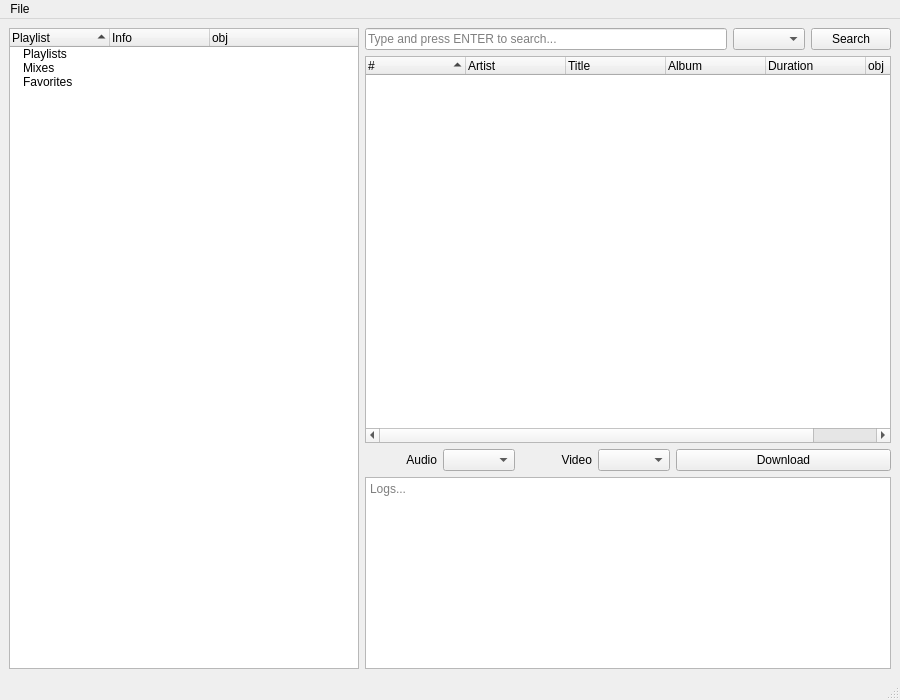
Old version of the form tidal_dl_ng/ui/main.ui in the repository exislow/tidal-dl-ng.
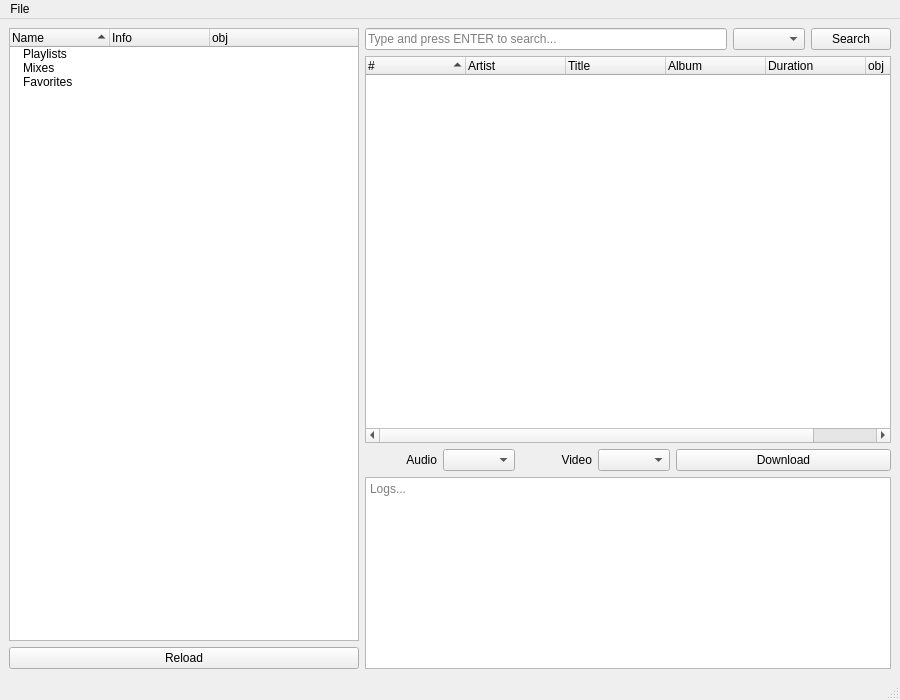
New version of the form.

Commit message: ✨ GUI user lists can be reloaded. Logout is possible.

Diff of the .ui file:
```diff
--- a/tidal_dl_ng/ui/main.ui
+++ b/tidal_dl_ng/ui/main.ui
@@ -45,6 +45,8 @@
        <enum>QLayout::SetNoConstraint</enum>
       </property>
       <item>
+       <layout class="QVBoxLayout" name="verticalLayout">
+        <item>
        <widget class="QTreeWidget" name="tr_lists_user">
         <property name="toolTip">
          <string notr="true"/>
@@ -87,7 +89,7 @@
         </attribute>
         <column>
          <property name="text">
-          <string notr="true">Playlist</string>
+            <string notr="true">Name</string>
          </property>
          <property name="toolTip">
           <string notr="true"/>
@@ -163,6 +165,21 @@
        </widget>
       </item>
       <item>
+         <widget class="QPushButton" name="pb_reload_user_lists">
+          <property name="sizePolicy">
+           <sizepolicy hsizetype="Expanding" vsizetype="Fixed">
+            <horstretch>0</horstretch>
+            <verstretch>0</verstretch>
+           </sizepolicy>
+          </property>
+          <property name="text">
+           <string>Reload</string>
+          </property>
+         </widget>
+        </item>
+       </layout>
+      </item>
+      <item>
        <layout class="QVBoxLayout" name="lv_search_result" stretch="0,0,0,0">
         <property name="spacing">
          <number>-1</number>
```
Left out of the diff: 6 changed lines with no effect on the pictures. Lines whose indentation alone changed are shown as unchanged. The commit also changes 6 other files.
